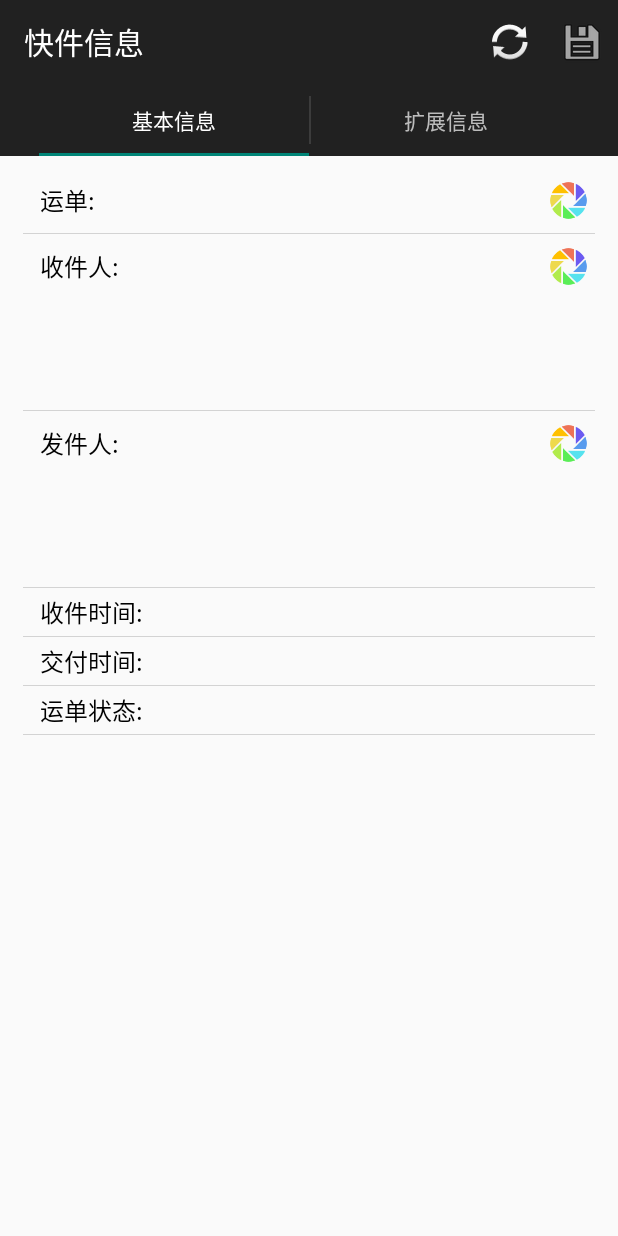
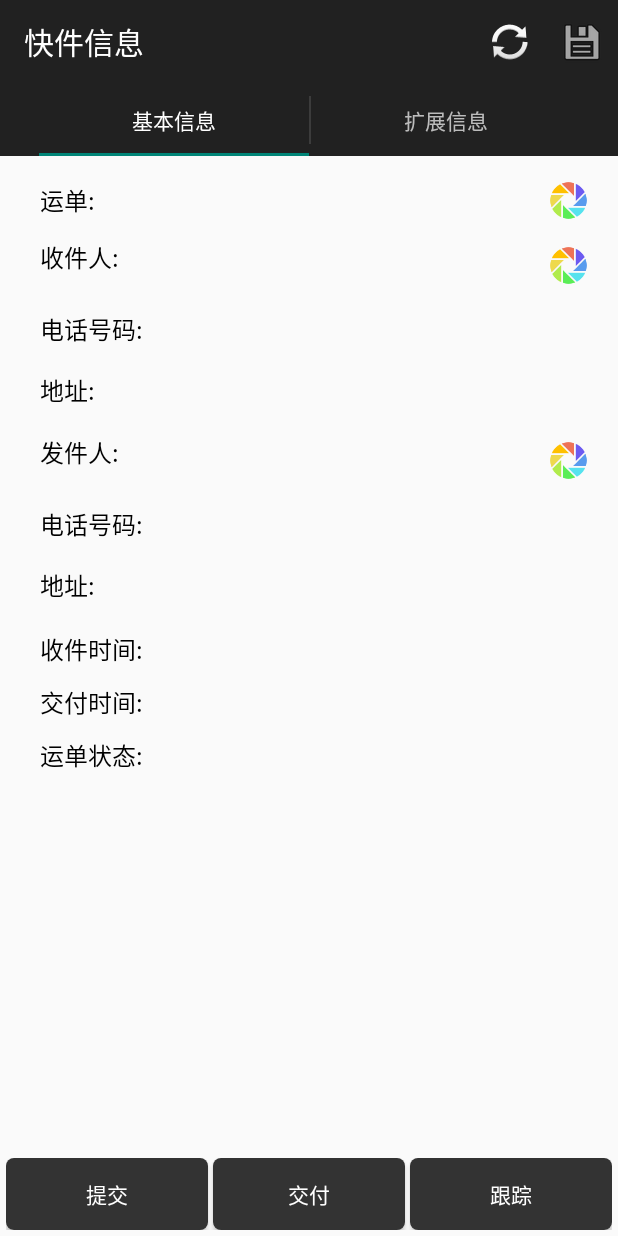
Before and after one commit to yxhhxy7/extrace, an Android app: the ExpressEditActivity screen opened directly, with no data from a screen before it, on a phone screen of 412 x 824 dp. Run offline under Robolectric (Android 15) with nearby library versions, the phone set to English and light mode, and no system bars; 1 statement that could not run was skipped.

Commit message:
快件揽收界面，删掉了dpt和region，只保留了地址

```diff
--- a/app/src/main/java/extrace/ui/domain/ExpressEditActivity.java
+++ b/app/src/main/java/extrace/ui/domain/ExpressEditActivity.java
@@ -418,14 +418,14 @@ public class ExpressEditActivity extends AppCompatActivity implements ActionBar.
 			mRcvNameView = (TextView) rootView.findViewById(R.id.expressRcvName);
 			mRcvTelCodeView = (TextView) rootView.findViewById(R.id.expressRcvTel);
 			mRcvAddrView = (TextView) rootView.findViewById(R.id.expressRcvAddr);
-			mRcvDptView = (TextView) rootView.findViewById(R.id.expressRcvDpt);
-			mRcvRegionView = (TextView) rootView.findViewById(R.id.expressRcvRegion);
+			//mRcvDptView = (TextView) rootView.findViewById(R.id.expressRcvDpt);
+			//mRcvRegionView = (TextView) rootView.findViewById(R.id.expressRcvRegion);
 
 			mSndNameView = (TextView) rootView.findViewById(R.id.expressSndName);
 			mSndTelCodeView = (TextView) rootView.findViewById(R.id.expressSndTel);
 			mSndAddrView = (TextView) rootView.findViewById(R.id.expressSndAddr);
-			mSndDptView = (TextView) rootView.findViewById(R.id.expressSndDpt);
-			mSndRegionView = (TextView) rootView.findViewById(R.id.expressSndRegion);
+			//mSndDptView = (TextView) rootView.findViewById(R.id.expressSndDpt);
+			//mSndRegionView = (TextView) rootView.findViewById(R.id.expressSndRegion);
 
 			mRcvTimeView = (TextView) rootView.findViewById(R.id.expressAccTime);
 			mSndTimeView = (TextView) rootView.findViewById(R.id.expressDlvTime);
--- /dev/null
+++ b/app/src/main/res/drawable/bg_btn1.xml
@@ -0,0 +1,9 @@
+<?xml version="1.0" encoding="utf-8"?>
+<shape xmlns:android="http://schemas.android.com/apk/res/android"
+    android:shape="rectangle">
+    <solid
+        android:color="#333333"/>
+    <corners
+        android:radius="5dp"/>
+
+</shape>
--- a/app/src/main/res/layout/fragment_express_edit1.xml
+++ b/app/src/main/res/layout/fragment_express_edit1.xml
@@ -7,20 +7,20 @@
 
     <LinearLayout
         android:layout_width="fill_parent"
-        android:layout_height="fill_parent"
+        android:layout_height="wrap_content"
+        android:layout_weight="1"
         android:orientation="vertical"
-        android:layout_weight="1"
+        android:paddingLeft="15dip"
         android:paddingTop="8dip"
-        android:paddingLeft="15dip"
-        android:paddingRight="15dip" >
+        android:paddingRight="15dip">
 
         <LinearLayout
             android:layout_width="match_parent"
             android:layout_height="wrap_content"
             android:orientation="horizontal"
-            android:paddingBottom="4dip"
             android:paddingLeft="5dip"
-            android:paddingTop="4dip" >
+            android:paddingTop="4dip"
+            android:paddingBottom="4dip">
 
             <TextView
                 android:layout_width="wrap_content"
@@ -47,50 +47,40 @@
                 android:layout_height="35dp"
                 android:scaleType="fitCenter"
                 android:src="@drawable/find_more_friend_photograph_icon" />
+
         </LinearLayout>
-
-        <TextView
-            android:layout_width="fill_parent"
-            android:layout_height="0.5dp"
-            android:background="@color/lightgray" />
 
         <LinearLayout
             android:layout_width="match_parent"
             android:layout_height="wrap_content"
             android:orientation="horizontal"
+            android:paddingLeft="5dip"
+            android:paddingTop="4dip"
             android:paddingBottom="4dip"
-            android:paddingLeft="5dip"
-            android:paddingTop="4dip" >
+
+            >
 
             <TextView
                 android:layout_width="wrap_content"
-                android:layout_height="fill_parent"
+                android:layout_height="wrap_content"
                 android:layout_marginLeft="6dp"
                 android:gravity="center"
                 android:text="收件人:"
                 android:textColor="@color/black"
                 android:textSize="16dip" />
 
-            <TextView
+            <EditText
                 android:id="@+id/expressRcvName"
                 android:layout_width="match_parent"
-                android:layout_height="fill_parent"
+                android:layout_height="40dp"
                 android:layout_marginLeft="8dp"
                 android:layout_weight="1"
-                android:gravity="center"
+                android:gravity="left"
+                android:inputType="text"
                 android:textColor="@color/black"
-                android:textSize="20dip"
-                android:textStyle="bold" />
-
-             <TextView
-                android:id="@+id/expressRcvTel"
-                android:layout_width="match_parent"
-                android:layout_height="fill_parent"
-                android:layout_marginLeft="2dp"
-                android:layout_weight="1"
-                android:gravity="center"
-                android:textColor="@color/black"
-                android:textSize="16dip" />
+                android:textSize="16dip"
+                android:textStyle="bold"
+                android:background="@null"/>
 
             <ImageView
                 android:id="@+id/action_ex_rcv_icon"
@@ -98,89 +88,106 @@
                 android:layout_height="35dp"
                 android:scaleType="fitCenter"
                 android:src="@drawable/find_more_friend_photograph_icon" />
+
         </LinearLayout>
 
-        <LinearLayout
-            android:layout_width="match_parent"
-            android:layout_height="wrap_content"
-            android:orientation="vertical"
-            android:paddingBottom="4dip"
-            android:paddingLeft="5dip"
-            android:paddingTop="4dip" >
-
-            <TextView
-                android:id="@+id/expressRcvDpt"
-                android:layout_width="match_parent"
-                android:layout_height="fill_parent"
-                android:layout_marginLeft="10dp"
-                android:layout_weight="1"
-                android:gravity="center"
-                android:textColor="@color/black"
-                android:textSize="16dip" />
-
-            <TextView
-                android:id="@+id/expressRcvAddr"
-                android:layout_width="match_parent"
-                android:layout_height="fill_parent"
-                android:layout_marginLeft="10dp"
-                android:layout_weight="1"
-                android:gravity="center"
-                android:textColor="@color/black"
-                android:textSize="16dip" />
-
-            <TextView
-                android:id="@+id/expressRcvRegion"
-                android:layout_width="match_parent"
-                android:layout_height="fill_parent"
-                android:layout_marginLeft="10dp"
-                android:layout_weight="1"
-                android:gravity="center"
-                android:textColor="@color/black"
-                android:textSize="16dip" />
-        </LinearLayout>
-
-        <TextView
-            android:layout_width="fill_parent"
-            android:layout_height="0.5dp"
-            android:background="@color/lightgray" />
 
         <LinearLayout
             android:layout_width="match_parent"
             android:layout_height="wrap_content"
             android:orientation="horizontal"
-            android:paddingBottom="4dip"
             android:paddingLeft="5dip"
-            android:paddingTop="4dip" >
+            android:paddingTop="4dip"
+            android:paddingBottom="4dip">
 
             <TextView
                 android:layout_width="wrap_content"
                 android:layout_height="fill_parent"
                 android:layout_marginLeft="6dp"
                 android:gravity="center"
+                android:text="电话号码:"
+                android:textColor="@color/black"
+                android:textSize="16dip" />
+
+            <EditText
+                android:id="@+id/expressRcvTel"
+                android:layout_width="match_parent"
+                android:layout_height="fill_parent"
+                android:layout_marginLeft="8dp"
+                android:layout_weight="1"
+                android:gravity="left"
+                android:textColor="@color/black"
+                android:textSize="16dip"
+                android:textStyle="bold"
+                android:inputType="number"
+                android:background="@null"/>
+
+
+        </LinearLayout>
+
+        <LinearLayout
+            android:layout_width="match_parent"
+            android:layout_height="wrap_content"
+            android:orientation="horizontal"
+            android:paddingLeft="5dip"
+            android:paddingTop="4dip"
+            android:paddingBottom="4dip">
+
+            <TextView
+                android:layout_width="wrap_content"
+                android:layout_height="fill_parent"
+                android:layout_marginLeft="6dp"
+                android:gravity="center"
+                android:text="地址:"
+                android:textColor="@color/black"
+                android:textSize="16dip" />
+
+            <EditText
+                android:id="@+id/expressRcvAddr"
+                android:layout_width="match_parent"
+                android:layout_height="fill_parent"
+                android:layout_marginLeft="8dp"
+                android:layout_weight="1"
+                android:background="@null"
+                android:textColor="@color/black"
+                android:textSize="16dip"
+                android:textStyle="bold"
+                android:inputType="textMultiLine"
+                android:minLines="2"
+                android:gravity="top"/>
+
+
+        </LinearLayout>
+
+        <LinearLayout
+            android:layout_width="match_parent"
+            android:layout_height="wrap_content"
+            android:orientation="horizontal"
+            android:paddingLeft="5dip"
+            android:paddingTop="4dip"
+            android:paddingBottom="4dip">
+
+            <TextView
+                android:layout_width="wrap_content"
+                android:layout_height="wrap_content"
+                android:layout_marginLeft="6dp"
+                android:gravity="center"
                 android:text="发件人:"
                 android:textColor="@color/black"
                 android:textSize="16dip" />
 
-            <TextView
+            <EditText
                 android:id="@+id/expressSndName"
                 android:layout_width="match_parent"
-                android:layout_height="fill_parent"
+                android:layout_height="40dp"
                 android:layout_marginLeft="8dp"
                 android:layout_weight="1"
-                android:gravity="center"
+                android:gravity="left"
+                android:inputType="text"
                 android:textColor="@color/black"
-                android:textSize="20dip"
-                android:textStyle="bold" />
-
-            <TextView
-                android:id="@+id/expressSndTel"
-                android:layout_width="match_parent"
-                android:layout_height="fill_parent"
-                android:layout_marginLeft="2dp"
-                android:layout_weight="1"
-                android:gravity="center"
-                android:textColor="@color/black"
-                android:textSize="16dip" />
+                android:textSize="16dip"
+                android:textStyle="bold"
+                android:background="@null"/>
 
             <ImageView
                 android:id="@+id/action_ex_snd_icon"
@@ -188,59 +195,83 @@
                 android:layout_height="35dp"
                 android:scaleType="fitCenter"
                 android:src="@drawable/find_more_friend_photograph_icon" />
+
         </LinearLayout>
 
         <LinearLayout
             android:layout_width="match_parent"
             android:layout_height="wrap_content"
-            android:orientation="vertical"
-            android:paddingBottom="4dip"
+            android:orientation="horizontal"
             android:paddingLeft="5dip"
-            android:paddingTop="4dip" >
+            android:paddingTop="4dip"
+            android:paddingBottom="4dip">
 
             <TextView
-                android:id="@+id/expressSndDpt"
-                android:layout_width="match_parent"
+                android:layout_width="wrap_content"
                 android:layout_height="fill_parent"
-                android:layout_marginLeft="10dp"
-                android:layout_weight="1"
+                android:layout_marginLeft="6dp"
                 android:gravity="center"
+                android:text="电话号码:"
                 android:textColor="@color/black"
                 android:textSize="16dip" />
 
-            <TextView
-                android:id="@+id/expressSndAddr"
+            <EditText
+                android:id="@+id/expressSndTel"
                 android:layout_width="match_parent"
                 android:layout_height="fill_parent"
-                android:layout_marginLeft="10dp"
+                android:layout_marginLeft="8dp"
                 android:layout_weight="1"
-                android:gravity="center"
+                android:gravity="left"
                 android:textColor="@color/black"
-                android:textSize="16dip" />
+                android:textSize="16dip"
+                android:textStyle="bold"
+                android:inputType="number"
+                android:background="@null"/>
 
-            <TextView
-                android:id="@+id/expressSndRegion"
-                android:layout_width="match_parent"
-                android:layout_height="fill_parent"
-                android:layout_marginLeft="10dp"
-                android:layout_weight="1"
-                android:gravity="center"
-                android:textColor="@color/black"
-                android:textSize="16dip" />
+
         </LinearLayout>
-
-        <TextView
-            android:layout_width="fill_parent"
-            android:layout_height="0.5dp"
-            android:background="@color/lightgray" />
 
         <LinearLayout
             android:layout_width="match_parent"
             android:layout_height="wrap_content"
             android:orientation="horizontal"
-            android:paddingBottom="4dip"
             android:paddingLeft="5dip"
-            android:paddingTop="4dip" >
+            android:paddingTop="4dip"
+            android:paddingBottom="4dip">
+
+            <TextView
+                android:layout_width="wrap_content"
+                android:layout_height="fill_parent"
+                android:layout_marginLeft="6dp"
+                android:gravity="center"
+                android:text="地址:"
+                android:textColor="@color/black"
+                android:textSize="16dip" />
+
+            <EditText
+                android:id="@+id/expressSndAddr"
+                android:layout_width="match_parent"
+                android:layout_height="fill_parent"
+                android:layout_marginLeft="8dp"
+                android:layout_weight="1"
+                android:background="@null"
+                android:textColor="@color/black"
+                android:textSize="16dip"
+                android:textStyle="bold"
+                android:inputType="textMultiLine"
+                android:minLines="2"
+                android:gravity="top"/>
+
+
+        </LinearLayout>
+
+        <LinearLayout
+            android:layout_width="match_parent"
+            android:layout_height="wrap_content"
+            android:orientation="horizontal"
+            android:paddingLeft="5dip"
+            android:paddingTop="4dip"
+            android:paddingBottom="4dip">
 
             <TextView
                 android:layout_width="wrap_content"
@@ -259,21 +290,17 @@
                 android:layout_weight="1"
                 android:gravity="center"
                 android:textColor="@color/black"
-                android:textSize="16dip" />
+                android:textSize="20dip" />
         </LinearLayout>
 
-        <TextView
-            android:layout_width="fill_parent"
-            android:layout_height="0.2dp"
-            android:background="@color/lightgray" />
 
         <LinearLayout
             android:layout_width="match_parent"
             android:layout_height="wrap_content"
             android:orientation="horizontal"
-            android:paddingBottom="4dip"
             android:paddingLeft="5dip"
-            android:paddingTop="4dip" >
+            android:paddingTop="4dip"
+            android:paddingBottom="4dip">
 
             <TextView
                 android:layout_width="wrap_content"
@@ -292,21 +319,16 @@
                 android:layout_weight="1"
                 android:gravity="center"
                 android:textColor="@color/black"
-                android:textSize="16dip" />
+                android:textSize="20dip" />
         </LinearLayout>
-
-        <TextView
-            android:layout_width="fill_parent"
-            android:layout_height="0.2dp"
-            android:background="@color/lightgray" />
 
         <LinearLayout
             android:layout_width="match_parent"
             android:layout_height="wrap_content"
             android:orientation="horizontal"
-            android:paddingBottom="4dip"
             android:paddingLeft="5dip"
-            android:paddingTop="4dip" >
+            android:paddingTop="4dip"
+            android:paddingBottom="4dip">
 
             <TextView
                 android:layout_width="wrap_content"
@@ -325,48 +347,49 @@
                 android:layout_weight="1"
                 android:gravity="center"
                 android:textColor="@color/black"
-                android:textSize="16dip" />
+                android:textSize="20dip" />
         </LinearLayout>
 
-        <TextView
-            android:layout_width="fill_parent"
-            android:layout_height="0.2dp"
-            android:background="@color/lightgray" />
+
     </LinearLayout>
 
     <LinearLayout
         android:layout_width="match_parent"
         android:layout_height="wrap_content"
         android:orientation="horizontal"
-        android:paddingBottom="2dip"
-        android:paddingLeft="15dip"
-        android:paddingRight="15dip"
-        android:paddingTop="2dip"
-        android:visibility="invisible" >
+        android:padding="4dp"
+        android:visibility="visible"
+        tools:visibility="visible">
 
         <Button
             android:id="@+id/btnCommit"
             android:layout_width="match_parent"
             android:layout_height="wrap_content"
             android:layout_weight="1"
-            android:background="@color/lightskyblue"
-            android:text="提交" />
+            android:background="@drawable/bg_btn1"
+            android:text="提交"
+            android:textColor="#FFFFFF"
+            tools:visibility="visible" />
 
         <Button
             android:id="@+id/btnDelivry"
             android:layout_width="match_parent"
             android:layout_height="wrap_content"
+            android:layout_marginLeft="3dp"
+            android:layout_marginRight="3dp"
             android:layout_weight="1"
-            android:background="@color/lightskyblue"
-            android:text="交付" />
+            android:background="@drawable/bg_btn1"
+            android:text="交付"
+            android:textColor="#FFFFFF"/>
 
         <Button
             android:id="@+id/btnTrace"
             android:layout_width="match_parent"
             android:layout_height="wrap_content"
             android:layout_weight="1"
-            android:background="@color/lightskyblue"
-            android:text="跟踪" />
+            android:background="@drawable/bg_btn1"
+            android:text="跟踪"
+            android:textColor="#FFFFFF"/>
     </LinearLayout>
 
 </LinearLayout>
--- a/app/src/main/res/layout/fragment_express_edit2.xml
+++ b/app/src/main/res/layout/fragment_express_edit2.xml
@@ -2,15 +2,109 @@
     xmlns:tools="http://schemas.android.com/tools"
     android:layout_width="match_parent"
     android:layout_height="match_parent"
+    android:paddingLeft="@dimen/activity_horizontal_margin"
+    android:paddingTop="20dp"
+    android:paddingRight="@dimen/activity_horizontal_margin"
     android:paddingBottom="@dimen/activity_vertical_margin"
-    android:paddingLeft="@dimen/activity_horizontal_margin"
-    android:paddingRight="@dimen/activity_horizontal_margin"
-    android:paddingTop="@dimen/activity_vertical_margin"
-    tools:context="extrace.ui.main.ExpressEditActivity$ExpressEditFragment2" >
+    tools:context="extrace.ui.domain.ExpressEditActivity$ExpressEditFragment2">
 
-    <TextView
-        android:id="@+id/section_label"
-        android:layout_width="wrap_content"
-        android:layout_height="wrap_content" />
+    <LinearLayout
+        android:id="@+id/line1"
+        android:layout_width="match_parent"
+        android:layout_height="wrap_content"
+        android:orientation="horizontal"
+        >
+
+        <TextView
+            android:id="@+id/textView6"
+            android:layout_width="wrap_content"
+            android:layout_height="wrap_content"
+            android:text="快件类型:"
+            android:textColor="#000000"
+            android:textSize="16dip" />
+
+        <EditText
+            android:id="@+id/ExpressSheetType"
+            android:layout_width="wrap_content"
+            android:layout_height="wrap_content"
+            android:layout_weight="3"
+            android:ems="10"
+            android:inputType="textPersonName" />
+
+    </LinearLayout>
+
+    <LinearLayout
+        android:id="@+id/line2"
+        android:layout_width="match_parent"
+        android:layout_height="wrap_content"
+        android:layout_below="@id/line1"
+        android:orientation="horizontal"
+        android:paddingTop="3px">
+
+        <TextView
+            android:id="@+id/textView7"
+            android:layout_width="wrap_content"
+            android:layout_height="wrap_content"
+            android:text="重量(千克)："
+            android:textColor="#000000"
+            android:textSize="16dip" />
+
+        <EditText
+            android:id="@+id/ExpressSheetWeught"
+            android:layout_width="wrap_content"
+            android:layout_height="wrap_content"
+            android:layout_weight="5"
+            android:ems="10"
+            android:inputType="numberDecimal" />
+
+    </LinearLayout>
+
+    <LinearLayout
+        android:id="@+id/line3"
+        android:layout_width="match_parent"
+        android:layout_height="wrap_content"
+        android:layout_below="@id/line2"
+        android:orientation="horizontal">
+
+        <TextView
+            android:id="@+id/textView8"
+            android:layout_width="wrap_content"
+            android:layout_height="wrap_content"
+            android:text="快递费用(元)："
+            android:textColor="#000000"
+            android:textSize="16dip" />
+
+        <EditText
+            android:id="@+id/ExpressSheetTransFee"
+            android:layout_width="match_parent"
+            android:layout_height="wrap_content"
+            android:ems="10"
+            android:inputType="numberDecimal" />
+    </LinearLayout>
+
+    <LinearLayout
+        android:id="@+id/line4"
+        android:layout_width="match_parent"
+        android:layout_height="wrap_content"
+        android:layout_below="@id/line3"
+        android:orientation="horizontal">
+
+        <TextView
+            android:id="@+id/textView9"
+            android:layout_width="wrap_content"
+            android:layout_height="wrap_content"
+            android:text="状态："
+            android:textColor="#000000"
+            android:textSize="16dip" />
+
+        <EditText
+            android:id="@+id/ExpressSheetStatus"
+            android:layout_width="match_parent"
+            android:layout_height="wrap_content"
+            android:ems="10"
+            android:inputType="textPersonName" />
+
+
+    </LinearLayout>
 
 </RelativeLayout>
```
